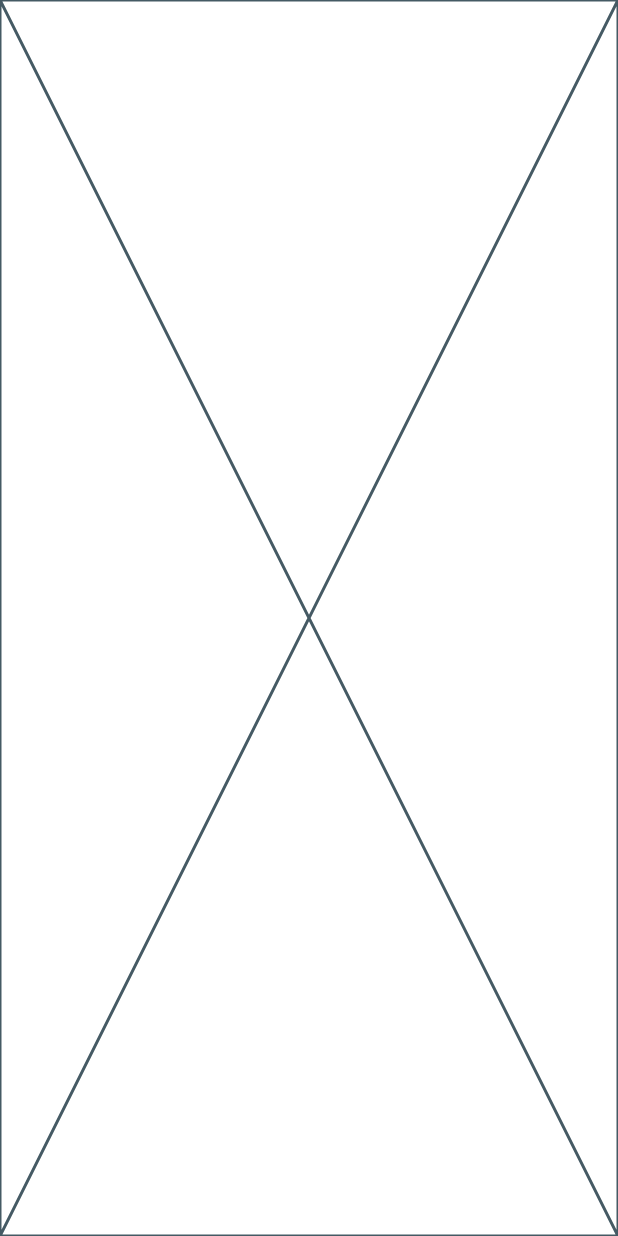
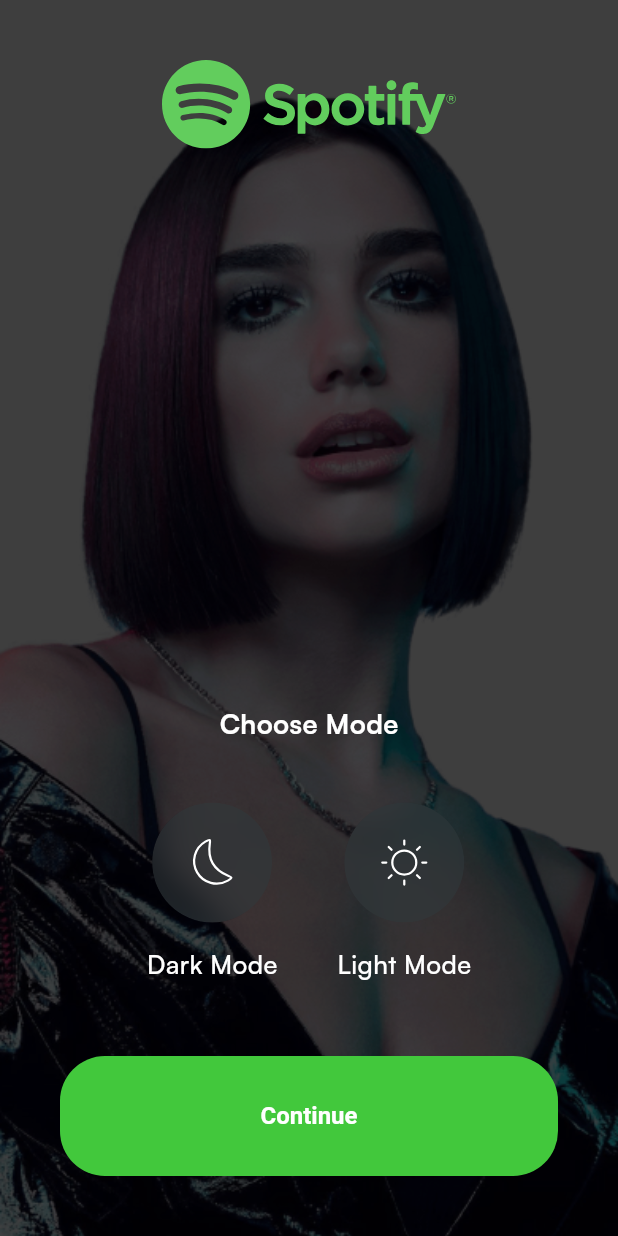
Before and after one commit to jaimonvarghese/spotify-clone, a Flutter app: the screen it shows after launch, after a tap on "Get Started", on a phone screen of 412 x 824 dp. Run offline on Flutter 3.47's test engine with Material 3 defaults, Android fonts, the phone set to English and light mode, and no system bars; our stand-ins replace flutter_svg, get.

Commit message:
choose theme mode page created

```diff
--- a/lib/core/configs/assets/app_images.dart
+++ b/lib/core/configs/assets/app_images.dart
@@ -2,4 +2,5 @@ class AppImages {
   static const String basePathImage = "assets/images";
 
   static const String introBG = "$basePathImage/intro_bg.png";
+  static const String chooseModeBG = "$basePathImage/choose_mode_bg.png";
 }
--- a/lib/core/configs/assets/app_vectors.dart
+++ b/lib/core/configs/assets/app_vectors.dart
@@ -4,4 +4,7 @@ class AppVectors {
 
   static const String logo = "${basePath}spotify_logo$format";
 
+  static const String sun = "${basePath}sun$format";
+  static const String moon = "${basePath}moon$format";
+
 }
--- a/lib/presentation/pages/choose_mode_page/choose_mode_page.dart
+++ b/lib/presentation/pages/choose_mode_page/choose_mode_page.dart
@@ -1,10 +1,151 @@
+import 'dart:ui';
+
 import 'package:flutter/material.dart';
+import 'package:flutter/widgets.dart';
+import 'package:flutter_svg/flutter_svg.dart';
+
+import '../../../core/configs/assets/app_images.dart';
+import '../../../core/configs/assets/app_vectors.dart';
+import '../../../core/configs/theme/app_colors.dart';
+import '../../widgets/basic_app_button.dart';
 
 class ChooseModePage extends StatelessWidget {
   const ChooseModePage({super.key});
 
   @override
   Widget build(BuildContext context) {
-    return const Placeholder();
+    return Scaffold(
+      body: Stack(
+        children: [
+          Container(
+            padding: const EdgeInsets.symmetric(vertical: 40, horizontal: 40),
+            decoration: const BoxDecoration(
+              image: DecorationImage(
+                fit: BoxFit.cover,
+                image: AssetImage(AppImages.chooseModeBG),
+              ),
+            ),
+          ),
+          Container(
+            color: Colors.black.withOpacity(0.15),
+          ),
+          Padding(
+            padding: const EdgeInsets.symmetric(vertical: 40, horizontal: 40),
+            child: Column(
+              children: [
+                Align(
+                  alignment: Alignment.topCenter,
+                  child: SvgPicture.asset(
+                    AppVectors.logo,
+                  ),
+                ),
+                const Spacer(),
+                const Text(
+                  "Choose Mode",
+                  style: TextStyle(
+                    fontWeight: FontWeight.bold,
+                    color: Colors.white,
+                    fontSize: 18,
+                  ),
+                ),
+                //kheight20,
+                const SizedBox(
+                  height: 40,
+                ),
+
+                Row(
+                  mainAxisAlignment: MainAxisAlignment.center,
+                  children: [
+                    Column(
+                      children: [
+                        ClipOval(
+                          child: BackdropFilter(
+                            filter: ImageFilter.blur(sigmaX: 10, sigmaY: 10),
+                            child: Container(
+                              height: 80,
+                              width: 80,
+                              decoration: BoxDecoration(
+                                shape: BoxShape.circle,
+                                color: const Color(0xff30393C).withOpacity(0.5),
+                              ),
+                              child: SvgPicture.asset(
+                                AppVectors.moon,
+                                fit: BoxFit.none,
+                              ),
+                            ),
+                          ),
+                        ),
+                        const SizedBox(
+                          height: 15,
+                        ),
+                        const Text(
+                          "Dark Mode",
+                          style: TextStyle(
+                            fontWeight: FontWeight.w500,
+                            fontSize: 17,
+                            color: Colors.white,
+                          ),
+                        ),
+                      ],
+                    ),
+                    const SizedBox(
+                      width: 40,
+                    ),
+                    Column(
+                      children: [
+                        ClipOval(
+                          child: BackdropFilter(
+                            filter: ImageFilter.blur(sigmaX: 10, sigmaY: 10),
+                            child: Container(
+                              height: 80,
+                              width: 80,
+                              decoration: BoxDecoration(
+                                shape: BoxShape.circle,
+                                color: const Color(0xff30393C).withOpacity(0.5),
+                              ),
+                              child: SvgPicture.asset(
+                                AppVectors.sun,
+                                fit: BoxFit.none,
+                              ),
+                            ),
+                          ),
+                        ),
+                        const SizedBox(
+                          height: 15,
+                        ),
+                        const Text(
+                          "Light Mode",
+                          style: TextStyle(
+                            fontWeight: FontWeight.w500,
+                            fontSize: 17,
+                            color: Colors.white,
+                          ),
+                        ),
+                      ],
+                    ),
+                  ],
+                ),
+
+                const SizedBox(
+                  height: 50,
+                ),
+                BasicAppButton(
+                  onpressed: () {
+                    Navigator.push(
+                      context,
+                      MaterialPageRoute(
+                        builder: (BuildContext context) =>
+                            const ChooseModePage(),
+                      ),
+                    );
+                  },
+                  title: 'Continue',
+                ),
+              ],
+            ),
+          ),
+        ],
+      ),
+    );
   }
 }
```
